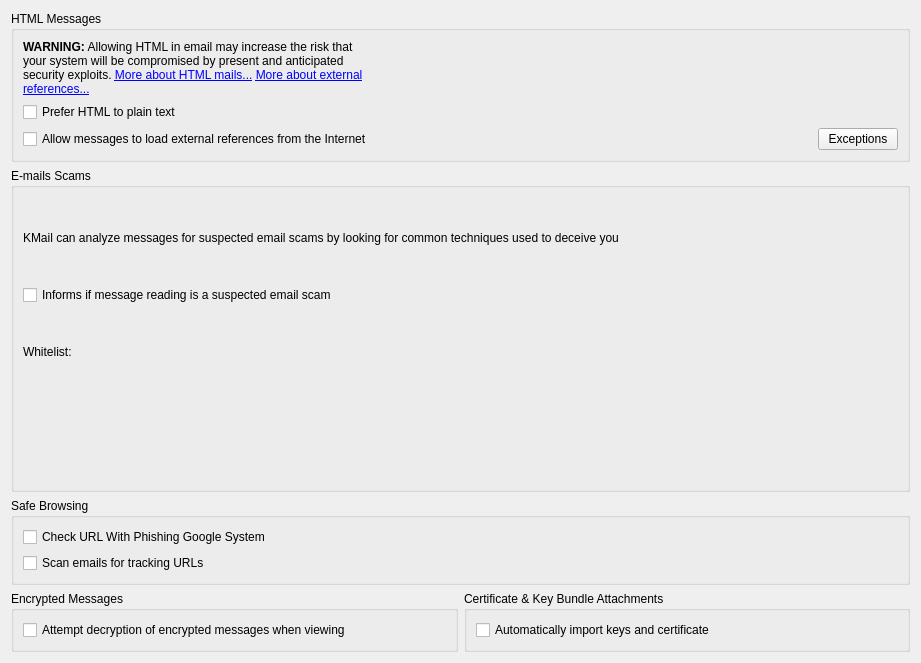
Old version of the form src/ui/securitypagegeneraltab.ui in the repository KDE/kmail.
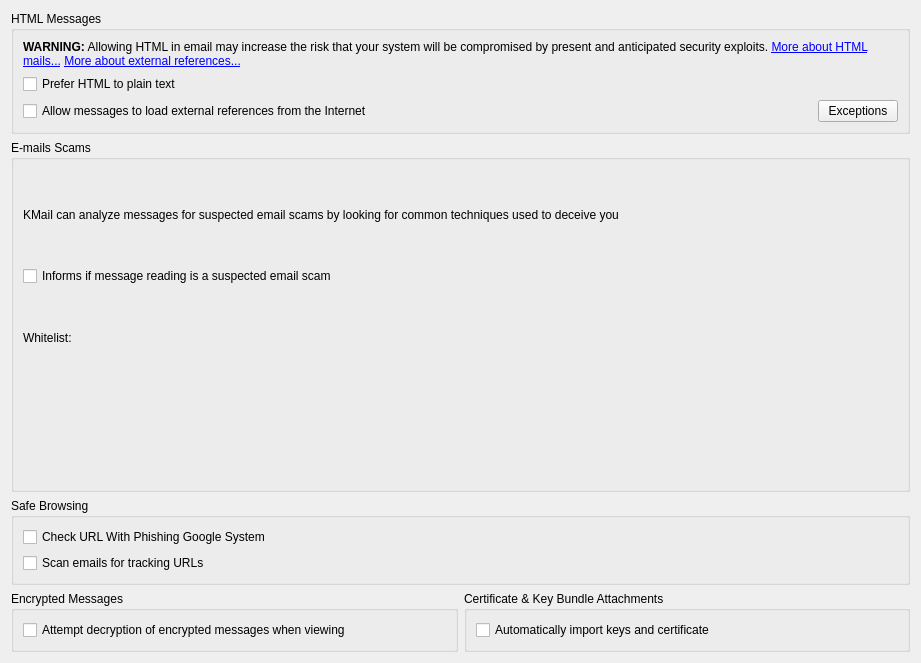
New version of the form. Custom widgets are drawn as their Qt base class.

Patch:
```diff
--- a/src/ui/securitypagegeneraltab.ui
+++ b/src/ui/securitypagegeneraltab.ui
@@ -23,32 +23,6 @@
       <string>HTML Messages</string>
      </property>
      <layout class="QGridLayout" name="gridLayout">
-      <item row="0" column="0">
-       <widget class="QLabel" name="labelWarnHTML">
-        <property name="contextMenuPolicy">
-         <enum>Qt::NoContextMenu</enum>
-        </property>
-        <property name="text">
-         <string>&lt;b&gt;WARNING:&lt;/b&gt; Allowing HTML in email may increase the risk that your system will be compromised by present and anticipated security exploits. &lt;a href=&quot;whatsthis1&quot;&gt;More about HTML mails...&lt;/a&gt; &lt;a href=&quot;whatsthis2&quot;&gt;More about external references...&lt;/a&gt;</string>
-        </property>
-        <property name="wordWrap">
-         <bool>true</bool>
-        </property>
-        <property name="textInteractionFlags">
-         <set>Qt::LinksAccessibleByKeyboard|Qt::LinksAccessibleByMouse</set>
-        </property>
-       </widget>
-      </item>
-      <item row="1" column="0">
-       <widget class="QCheckBox" name="mHtmlMailCheck">
-        <property name="whatsThis">
-         <string>&lt;qt&gt;&lt;p&gt;Messages sometimes come in both formats. This option controls whether you want the HTML part or the plain text part to be displayed.&lt;/p&gt;&lt;p&gt;Displaying the HTML part makes the message look better, but at the same time increases the risk of security holes being exploited.&lt;/p&gt;&lt;p&gt;Displaying the plain text part loses much of the message's formatting, but makes it almost &lt;em&gt;impossible&lt;/em&gt; to exploit security holes in the HTML renderer (QtWebEngine).&lt;/p&gt;&lt;p&gt;The option below guards against one common misuse of HTML messages, but it cannot guard against security issues that were not known at the time this version of KMail was written.&lt;/p&gt;&lt;p&gt;It is therefore advisable to &lt;em&gt;not&lt;/em&gt; prefer HTML to plain text.&lt;/p&gt;&lt;p&gt;&lt;b&gt;Note:&lt;/b&gt; You can set this option on a per-folder basis from the &lt;i&gt;Folder&lt;/i&gt; menu of KMail's main window.&lt;/p&gt;&lt;/qt&gt;</string>
-        </property>
-        <property name="text">
-         <string>Prefer HTML to plain text</string>
-        </property>
-       </widget>
-      </item>
       <item row="2" column="0">
        <widget class="QCheckBox" name="mExternalReferences">
         <property name="whatsThis">
@@ -79,6 +53,32 @@
         </property>
        </widget>
       </item>
+      <item row="0" column="0" colspan="3">
+       <widget class="QLabel" name="labelWarnHTML">
+        <property name="contextMenuPolicy">
+         <enum>Qt::NoContextMenu</enum>
+        </property>
+        <property name="text">
+         <string>&lt;b&gt;WARNING:&lt;/b&gt; Allowing HTML in email may increase the risk that your system will be compromised by present and anticipated security exploits. &lt;a href=&quot;whatsthis1&quot;&gt;More about HTML mails...&lt;/a&gt; &lt;a href=&quot;whatsthis2&quot;&gt;More about external references...&lt;/a&gt;</string>
+        </property>
+        <property name="wordWrap">
+         <bool>true</bool>
+        </property>
+        <property name="textInteractionFlags">
+         <set>Qt::LinksAccessibleByKeyboard|Qt::LinksAccessibleByMouse</set>
+        </property>
+       </widget>
+      </item>
+      <item row="1" column="0" colspan="3">
+       <widget class="QCheckBox" name="mHtmlMailCheck">
+        <property name="whatsThis">
+         <string>&lt;qt&gt;&lt;p&gt;Messages sometimes come in both formats. This option controls whether you want the HTML part or the plain text part to be displayed.&lt;/p&gt;&lt;p&gt;Displaying the HTML part makes the message look better, but at the same time increases the risk of security holes being exploited.&lt;/p&gt;&lt;p&gt;Displaying the plain text part loses much of the message's formatting, but makes it almost &lt;em&gt;impossible&lt;/em&gt; to exploit security holes in the HTML renderer (QtWebEngine).&lt;/p&gt;&lt;p&gt;The option below guards against one common misuse of HTML messages, but it cannot guard against security issues that were not known at the time this version of KMail was written.&lt;/p&gt;&lt;p&gt;It is therefore advisable to &lt;em&gt;not&lt;/em&gt; prefer HTML to plain text.&lt;/p&gt;&lt;p&gt;&lt;b&gt;Note:&lt;/b&gt; You can set this option on a per-folder basis from the &lt;i&gt;Folder&lt;/i&gt; menu of KMail's main window.&lt;/p&gt;&lt;/qt&gt;</string>
+        </property>
+        <property name="text">
+         <string>Prefer HTML to plain text</string>
+        </property>
+       </widget>
+      </item>
      </layout>
     </widget>
    </item>
```
